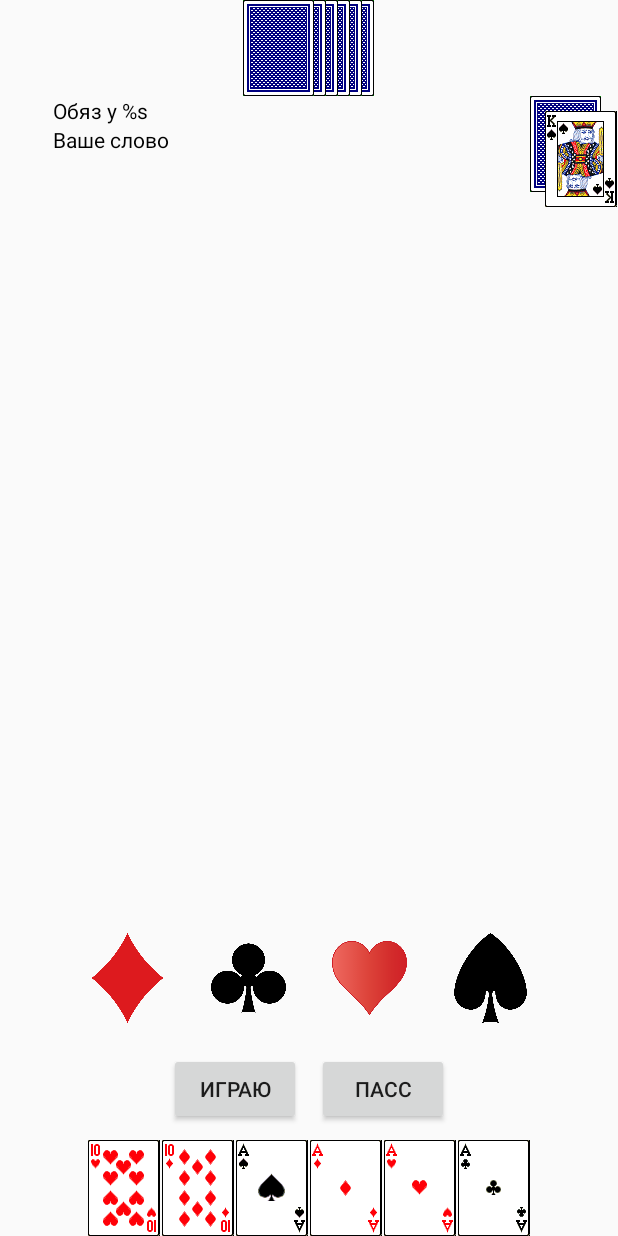
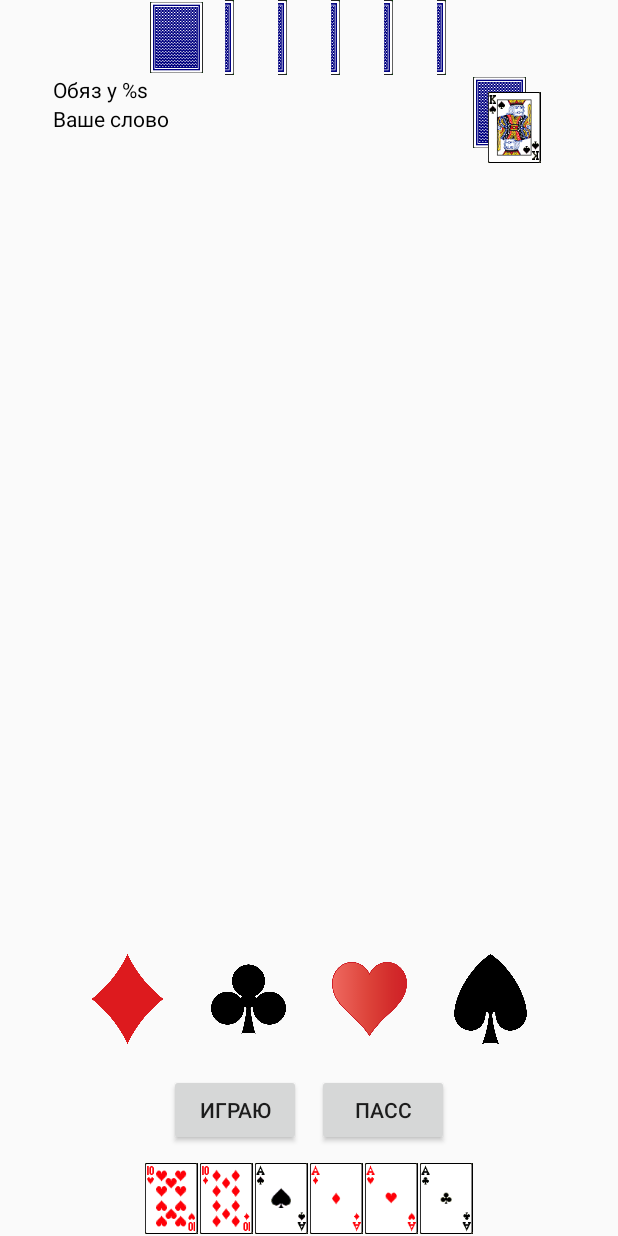
Before and after one commit to nutsdev/DebertsGame, an Android app: the layout activity_kozir_choose_one_vs_one.xml on its own in the app's theme, with its tools: preview values and no code run, on a phone screen of 412 x 824 dp. Run offline under Robolectric (Android 15) with nearby library versions, the light colour scheme and no system bars.

Commit message:
set fixed cards size

```diff
--- a/app/src/main/java/com/nutsdev/deberts/klabor/app/ui/activities/KozirChooseOneVsOneActivity.java
+++ b/app/src/main/java/com/nutsdev/deberts/klabor/app/ui/activities/KozirChooseOneVsOneActivity.java
@@ -60,10 +60,10 @@ public class KozirChooseOneVsOneActivity extends ActionBarActivity {
     // стартовая карта на колоде
     @InstanceState
     Integer kolodaKozirCard;
-    // список всех карт по порядку
+    // список всех карт по порядку в виде ссылок на ресурсы картинок
     @InstanceState
     ArrayList<Integer> cardsArrayList = new ArrayList<>();
-    // список всех карт после shuffle
+    // список всех карт после shuffle в виде 0, 1, 2, ... 31
     @InstanceState
     ArrayList<Integer> shuffledCardsList = new ArrayList<>();
     // список карт игрока
@@ -204,6 +204,11 @@ public class KozirChooseOneVsOneActivity extends ActionBarActivity {
                 else
                     kolodaKozirCard = cardsArrayList.get(shuffledCardsList.get(i));
             }
+            // todo remove this bicycle
+            for (int i = 0; i < 13; i++) {
+                shuffledCardsList.remove(i);
+            }
+            Toast.makeText(this, "size " + shuffledCardsList.size(), Toast.LENGTH_SHORT).show();
         }
     }
 
--- a/app/src/main/res/layout/activity_kozir_choose_one_vs_one.xml
+++ b/app/src/main/res/layout/activity_kozir_choose_one_vs_one.xml
@@ -14,38 +14,38 @@
 
         <ImageView
             android:src="@drawable/card_back_blue_vertical"
-            android:layout_width="wrap_content"
-            android:layout_height="wrap_content"
+            android:layout_width="35dp"
+            android:layout_height="50dp"
             android:id="@+id/enemyStartCard1_imageView" />
 
         <ImageView
             android:src="@drawable/card_back_blue_vertical_right"
-            android:layout_width="wrap_content"
-            android:layout_height="wrap_content"
+            android:layout_width="35dp"
+            android:layout_height="50dp"
             android:id="@+id/enemyStartCard2_imageView" />
 
         <ImageView
             android:src="@drawable/card_back_blue_vertical_right"
-            android:layout_width="wrap_content"
-            android:layout_height="wrap_content"
+            android:layout_width="35dp"
+            android:layout_height="50dp"
             android:id="@+id/enemyStartCard3_imageView" />
 
         <ImageView
             android:src="@drawable/card_back_blue_vertical_right"
-            android:layout_width="wrap_content"
-            android:layout_height="wrap_content"
+            android:layout_width="35dp"
+            android:layout_height="50dp"
             android:id="@+id/enemyStartCard4_imageView" />
 
         <ImageView
             android:src="@drawable/card_back_blue_vertical_right"
-            android:layout_width="wrap_content"
-            android:layout_height="wrap_content"
+            android:layout_width="35dp"
+            android:layout_height="50dp"
             android:id="@+id/enemyStartCard5_imageView" />
 
         <ImageView
             android:src="@drawable/card_back_blue_vertical_right"
-            android:layout_width="wrap_content"
-            android:layout_height="wrap_content"
+            android:layout_width="35dp"
+            android:layout_height="50dp"
             android:id="@+id/enemyStartCard6_imageView" />
     </LinearLayout>
 
@@ -60,42 +60,42 @@
         <ImageView
             android:layout_marginRight="1dp"
             android:src="@drawable/chirva_ten"
-            android:layout_width="wrap_content"
-            android:layout_height="wrap_content"
+            android:layout_width="35dp"
+            android:layout_height="50dp"
             android:id="@+id/startCard1_imageView" />
 
         <ImageView
             android:layout_marginRight="1dp"
             android:src="@drawable/bubna_ten"
-            android:layout_width="wrap_content"
-            android:layout_height="wrap_content"
+            android:layout_width="35dp"
+            android:layout_height="50dp"
             android:id="@+id/startCard2_imageView" />
 
         <ImageView
             android:layout_marginRight="1dp"
             android:src="@drawable/pika_tuz"
-            android:layout_width="wrap_content"
-            android:layout_height="wrap_content"
+            android:layout_width="35dp"
+            android:layout_height="50dp"
             android:id="@+id/startCard3_imageView" />
 
         <ImageView
             android:layout_marginRight="1dp"
             android:src="@drawable/bubna_tuz"
-            android:layout_width="wrap_content"
-            android:layout_height="wrap_content"
+            android:layout_width="35dp"
+            android:layout_height="50dp"
             android:id="@+id/startCard4_imageView" />
 
         <ImageView
             android:layout_marginRight="1dp"
             android:src="@drawable/chirva_tuz"
-            android:layout_width="wrap_content"
-            android:layout_height="wrap_content"
+            android:layout_width="35dp"
+            android:layout_height="50dp"
             android:id="@+id/startCard5_imageView" />
 
         <ImageView
             android:src="@drawable/kresta_tuz"
-            android:layout_width="wrap_content"
-            android:layout_height="wrap_content"
+            android:layout_width="35dp"
+            android:layout_height="50dp"
             android:id="@+id/startCard6_imageView" />
     </LinearLayout>
 
@@ -211,15 +211,15 @@
 
         <ImageView
             android:src="@drawable/card_back_blue_vertical"
-            android:layout_width="wrap_content"
-            android:layout_height="wrap_content" />
+            android:layout_width="35dp"
+            android:layout_height="50dp" />
 
         <ImageView
             android:layout_marginTop="10dp"
             android:layout_marginLeft="10dp"
             tools:src="@drawable/pika_king"
-            android:layout_width="wrap_content"
-            android:layout_height="wrap_content"
+            android:layout_width="35dp"
+            android:layout_height="50dp"
             android:id="@+id/kolodaKozir_imageView" />
     </FrameLayout>
 
```
